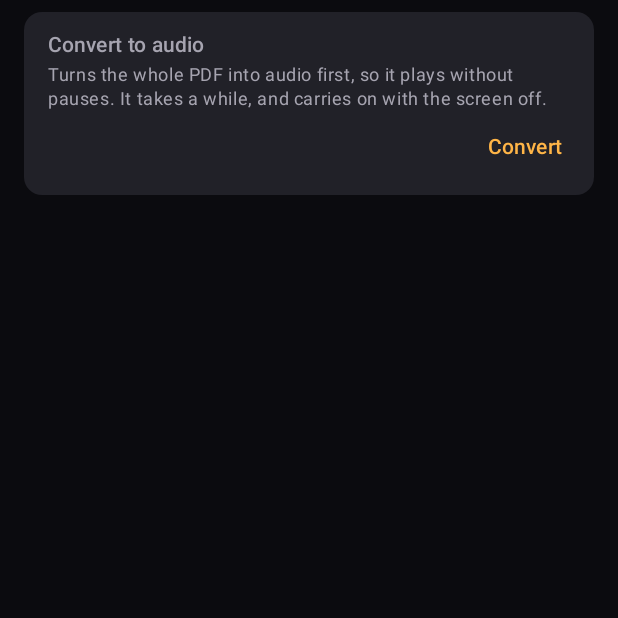
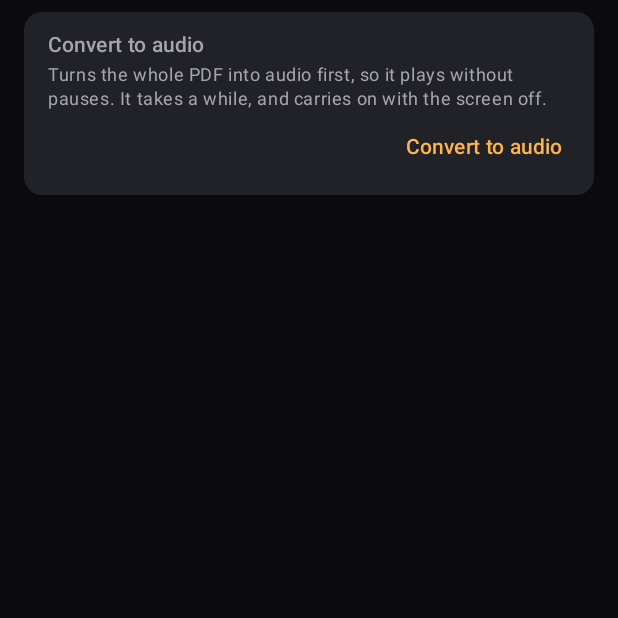
Before and after one commit to Akrishna87/vasi, an Android app built with Jetpack Compose: the composable AudioCard called with empty values, on a phone screen of 412 x 824 dp, the top half of it. Run offline under Robolectric (Android 15) with nearby library versions, the phone set to English and light mode, and no system bars.

Commit message:
Name the conversion buttons apart from playback's Pause
While converting, the book screen had two buttons called Pause, one for
the conversion and one for playback; pressing the wrong one paused the
conversion. They're now Pause converting / Continue converting / Convert to
audio. When the listener is waiting right at the converted edge, convert
two sentences at a time so speech starts sooner.

Co-Authored-By: Claude Opus 5.5 <noreply@anthropic.com>
Claude-Session: https://claude.ai/code/session_01Ua6ZV7Agf76PvJb1JWeaYp

```diff
--- a/app/src/main/java/io/github/akrishna87/vaasi/ui/BookScreen.kt
+++ b/app/src/main/java/io/github/akrishna87/vaasi/ui/BookScreen.kt
@@ -270,7 +270,7 @@ private fun AudioCard(
                         "You can listen now: Vaasi converts just ahead of you, and keeps going with the screen off."
                     )
                 stale -> "Converted with ${conversion?.voiceName}" to "Convert it again with ${voiceName ?: "the voice you chose"}?"
-                conversion != null && conversion.converted > 0 -> "Converted $percent% so far" to "Continue to finish it."
+                conversion != null && conversion.converted > 0 -> "Converted $percent% so far" to "Continue converting to finish it."
                 else -> "Convert to audio" to
                     "Turns the whole PDF into audio first, so it plays without pauses. It takes a while, " +
                     "and carries on with the screen off."
@@ -292,11 +292,11 @@ private fun AudioCard(
                 when {
                     audio.saving -> Unit
                     audio.savedTo != null -> TextButton(onClick = onDismissSaved) { Text("OK") }
-                    audio.active -> TextButton(onClick = onPause) { Text("Pause") }
+                    audio.active -> TextButton(onClick = onPause) { Text("Pause converting") }
                     stale -> TextButton(onClick = onReconvert) { Text("Convert again") }
-                    conversion != null && conversion.converted > 0 && !complete -> TextButton(onClick = onConvert) { Text("Continue") }
-                    audio.error != null -> TextButton(onClick = onConvert) { Text("Continue") }
-                    !complete -> TextButton(onClick = onConvert) { Text("Convert") }
+                    conversion != null && conversion.converted > 0 && !complete -> TextButton(onClick = onConvert) { Text("Continue converting") }
+                    audio.error != null -> TextButton(onClick = onConvert) { Text("Continue converting") }
+                    !complete -> TextButton(onClick = onConvert) { Text("Convert to audio") }
                 }
             }
         }
```
Also changed, not shown: app/src/main/java/io/github/akrishna87/vaasi/convert/ConvertService.kt (+4 -3 lines).
